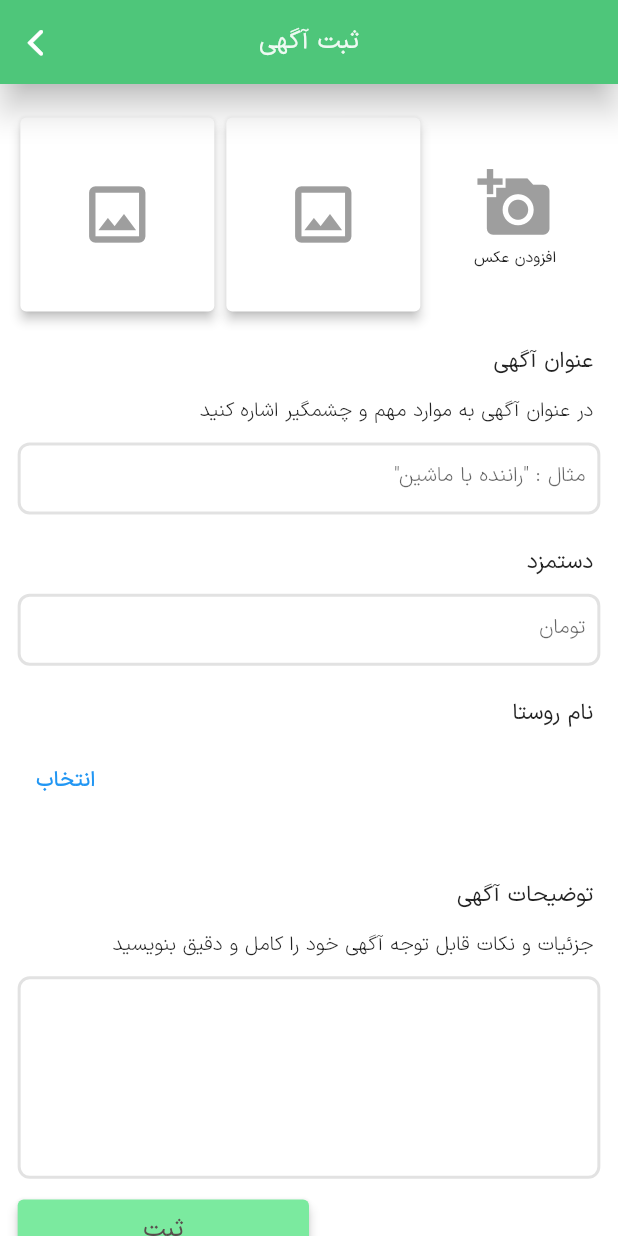
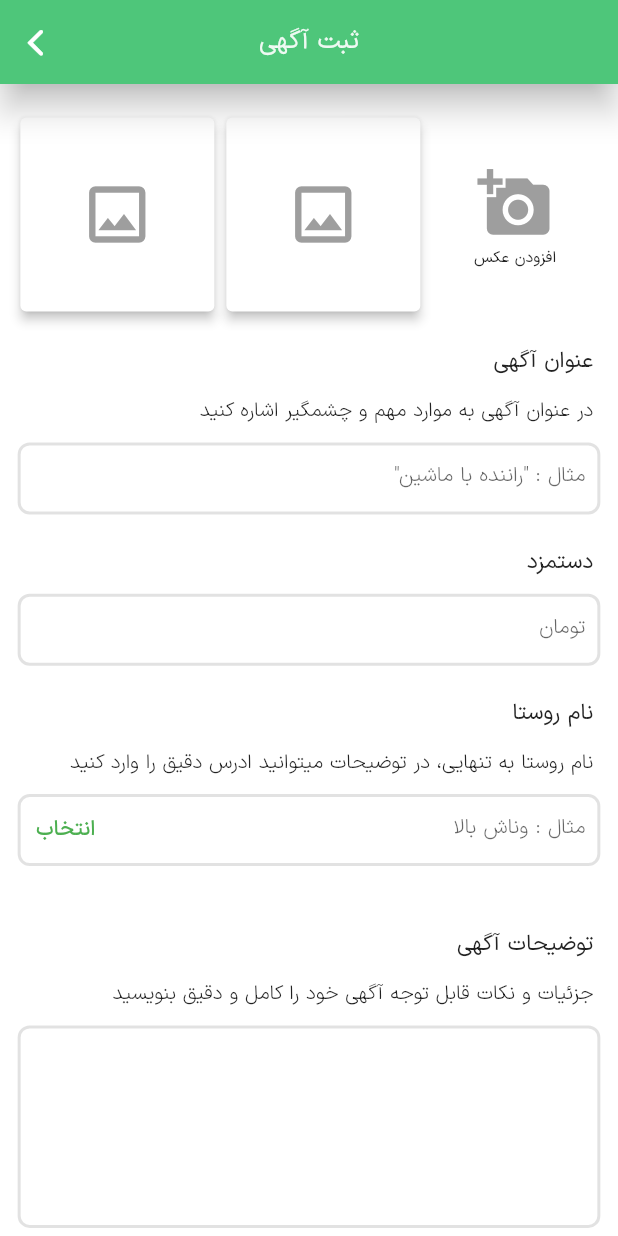
Before and after one commit to abolfazlrezaeiv/alamutiMobile, a Flutter app: the AdvertisementForm screen opened by its route, on a phone screen of 412 x 824 dp. Run offline on Flutter 3.47's test engine with Material 2 defaults, Android fonts, the light colour scheme and no system bars; our stand-ins replace argon_buttons_flutter, bubble, chips_choice_null_safety, dio, flutter_image_compress, flutter_image_slideshow and 4 more; missing offline and left inert: pushe_flutter, signalr_core; accounts and stored records are empty; network calls fail.

Commit message:
add village form field

```diff
--- a/lib/app/ui/advertisement_form_page/advertisement_form_page.dart
+++ b/lib/app/ui/advertisement_form_page/advertisement_form_page.dart
@@ -126,33 +126,41 @@ class _AdvertisementFormState extends State<AdvertisementForm> {
                 ],
               ),
               FormFunction.getAreaTextField(areaTextFieldController),
+              SizedBox(height: Get.height / 40),
               Column(
                 crossAxisAlignment: CrossAxisAlignment.end,
                 children: [
-                  SizedBox(height: Get.height / 40),
                   Padding(
                     padding: formTitlePadding,
-                    child: Text(
-                      'نام روستا',
-                      style: titleStyle,
-                      textDirection: TextDirection.rtl,
+                    child: Column(
+                      mainAxisAlignment: MainAxisAlignment.spaceBetween,
+                      crossAxisAlignment: CrossAxisAlignment.end,
+                      children: [
+                        Text(
+                          'نام روستا',
+                          style: titleStyle,
+                          textDirection: TextDirection.rtl,
+                        ),
+                        SizedBox(height: Get.height / 65),
+                        Text(
+                          'نام روستا به تنهایی، در توضیحات میتوانید ادرس دقیق را وارد کنید',
+                          style: secondTile,
+                          textDirection: TextDirection.rtl,
+                        ),
+                      ],
                     ),
                   ),
                   SizedBox(height: Get.height / 80),
                   Padding(
                     padding: formFieldPadding,
-                    child: Container(
-                      child: Row(
-                        children: [
-                          TextButton(
-                            onPressed: () {
-                              // showCategoryDialog(context: context);
-                            },
-                            child: Text('انتخاب'),
-                          ),
-                          Container(),
-                        ],
-                      ),
+                    child: AlamutiTextField(
+                      textEditingController: villageNameTextFieldController,
+                      hasCharacterLimitation: true,
+                      isChatTextField: false,
+                      isNumber: false,
+                      isPrice: false,
+                      isVillageField: true,
+                      prefix: 'مثال : وناش بالا',
                     ),
                   ),
                 ],
--- a/lib/app/ui/widgets/alamuti_textfield.dart
+++ b/lib/app/ui/widgets/alamuti_textfield.dart
@@ -34,14 +34,24 @@ class _AlamutiTextFieldState extends State<AlamutiTextField> {
   final PriceController priceController = Get.put(PriceController());
   final TextFocusController textFocusController =
       Get.put(TextFocusController());
+  var _focus = FocusNode();
+  @override
+  void initState() {
+    super.initState();
+    _focus.addListener(_onFocusChange);
+  }
+
+  void _onFocusChange() {
+    textFocusController.isFocused.value = _focus.hasFocus;
+  }
+
   @override
   Widget build(BuildContext context) {
     return Container(
       child: Directionality(
         textDirection: TextDirection.rtl,
-        child: Focus(
-          onFocusChange: (focus) => textFocusController.isFocused.value = focus,
         child: TextFormField(
+          focusNode: _focus,
           textInputAction: widget.isChatTextField
               ? TextInputAction.newline
               : TextInputAction.done,
@@ -80,10 +90,8 @@ class _AlamutiTextFieldState extends State<AlamutiTextField> {
             return null;
           },
           textDirection: TextDirection.rtl,
-            // enabled: widget.isVillageField ? false : true,
-            keyboardType: widget.isNumber
-                ? TextInputType.number
-                : TextInputType.multiline,
+          keyboardType:
+              widget.isNumber ? TextInputType.number : TextInputType.multiline,
           textAlign: TextAlign.start,
           style: TextStyle(
               backgroundColor: Colors.transparent,
@@ -94,20 +102,19 @@ class _AlamutiTextFieldState extends State<AlamutiTextField> {
             suffixIcon: widget.isVillageField
                 ? TextButton(
                     onPressed: () {
-                        showCategoryDialog(context: context);
+                      showItemListDialog(context: context, list: villages);
                     },
-                      child: Text('انتخاب'),
+                    child:
+                        Text('انتخاب', style: TextStyle(color: Colors.green)),
                   )
                 : IconButton(
-                      icon: Obx(
-                        () => Icon(
+                    icon: Obx(() => Icon(
                           CupertinoIcons.multiply_circle_fill,
                           textDirection: TextDirection.ltr,
                           color: textFocusController.isFocused.value == true
                               ? Colors.grey
                               : Colors.transparent,
-                        ),
-                      ),
+                        )),
                     onPressed: () {
                       widget.textEditingController.text = '';
                     },
@@ -148,11 +155,10 @@ class _AlamutiTextFieldState extends State<AlamutiTextField> {
           ),
         ),
       ),
-      ),
     );
   }
 
-  static showCategoryDialog({required context}) {
+  showItemListDialog({required context, list}) {
     AlertDialog alert = AlertDialog(
         backgroundColor: Colors.white,
         elevation: 3,
@@ -161,12 +167,18 @@ class _AlamutiTextFieldState extends State<AlamutiTextField> {
           width: 30,
           child: ListView.builder(
             physics: ClampingScrollPhysics(),
-            itemCount: villages.length,
+            itemCount: list.length,
             itemBuilder: (BuildContext context, int index) {
-              return ListTile(
+              return GestureDetector(
+                onTap: () {
+                  widget.textEditingController.text = list[index];
+                  Get.back();
+                },
+                child: ListTile(
                   title: Text(
-                  villages[index],
+                    list[index],
                     textDirection: TextDirection.rtl,
+                  ),
                 ),
               );
             },
```
Lines whose indentation alone changed are shown as unchanged.
